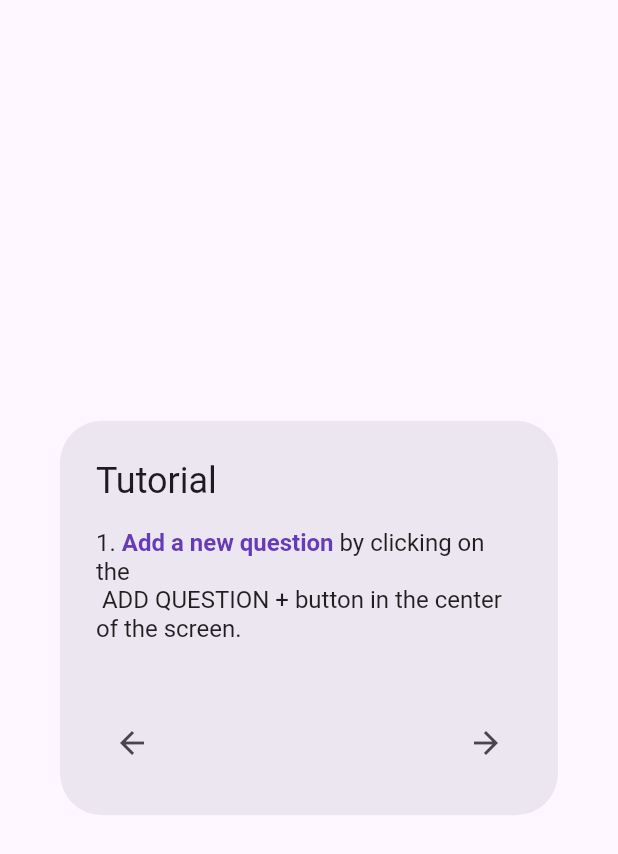
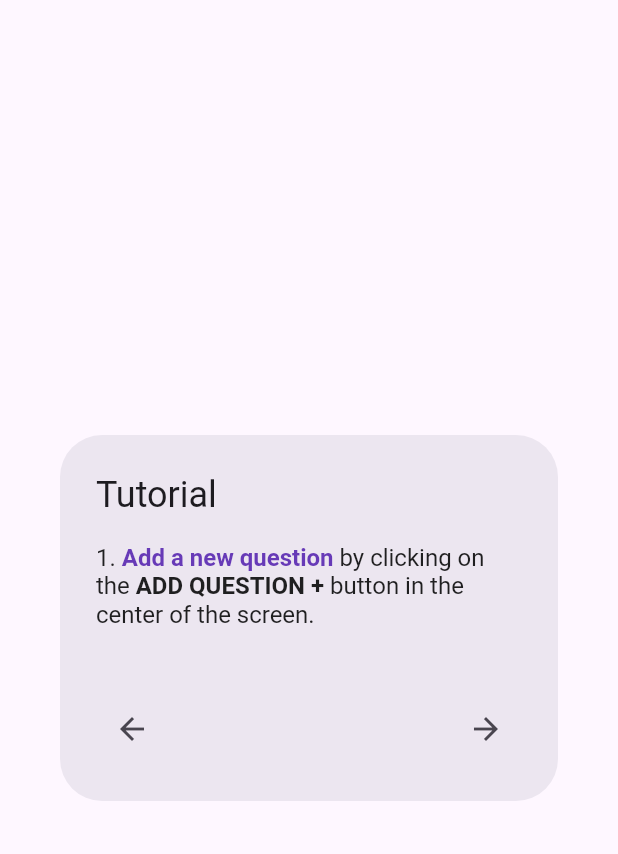
Before and after one commit to Luc35b/Karibs, a Flutter app: the TestDetailScreenTutorialDialog widget shown alone on an empty page, opened directly, after a tap on the "arrow forward" icon, on a phone screen of 412 x 824 dp. Shown: the top 854 px of the screen. Run offline on Flutter 3.47's test engine with Material 3 defaults, Android fonts, the phone set to English and light mode, and no system bars; our stand-ins replace fl_chart, google_fonts, printing, shared_preferences, sqflite; accounts and stored records are empty.

Commit message:
fixed some bolded buttons

```diff
--- a/karibs/lib/overlay.dart
+++ b/karibs/lib/overlay.dart
@@ -1084,7 +1084,9 @@ class _TestsScreenTutorialDialogState
                 style: TextStyle(
                     color: Colors.deepPurple, fontWeight: FontWeight.bold),
               ),
-              TextSpan(text: ' by clicking on the \n ADD EXAM + button at the bottom of the screen.\n'),
+              TextSpan(text: ' by clicking on the'),
+              TextSpan(text: ' ADD EXAM button', style: TextStyle(fontWeight: FontWeight.bold)),
+              TextSpan(text: ' at the bottom of the screen.\n'),
               TextSpan(text: '  \n a. To name your exam, start typing in the Exam Title box. \n '
                               '\n b. To select a subject for the exam, select from the dropdown menu or'
                               'create a custom subject name by clicking on the '),
@@ -1092,7 +1094,9 @@ class _TestsScreenTutorialDialogState
                 child: Icon(Icons.add,
                     size: 24.0, color: Colors.black, semanticLabel: 'Add Icon'),
               ),
-              TextSpan(text:'icon next to the subject dropdown.\n \n c. Click the Add button to successfully create the new exam.'),
+              TextSpan(text:'icon next to the subject dropdown.\n \n c. Click the '),
+              TextSpan(text: 'ADD button ', style: TextStyle(fontWeight: FontWeight.bold),),
+              TextSpan(text:'to successfully create the new exam.'),
             ],
           ),
         ),
@@ -1136,7 +1140,9 @@ class _TestsScreenTutorialDialogState
           TextSpan(text: ' icon to the right of the exam.'
           '\n \n a. Here you can rename your exam, select a different subject from the dropdown,'
               'or create a new subject name for your exam. \n'
-              '\n b. Click on the Save button to save your new changes.'),
+              '\n b. Click on the '),
+          TextSpan(text: 'SAVE button', style: TextStyle(fontWeight: FontWeight.bold)),
+          TextSpan(text: ' to save your new changes.'),
         ],
       ),
     ),
@@ -1265,7 +1271,9 @@ class _TestDetailScreenTutorialDialogState
                 style: TextStyle(
                     color: Colors.deepPurple, fontWeight: FontWeight.bold),
               ),
-              TextSpan(text: ' by clicking on the \n ADD QUESTION + button in the center of the screen.\n'),
+              TextSpan(text: ' by clicking on the '),
+              TextSpan(text: 'ADD QUESTION + ', style: TextStyle(fontWeight: FontWeight.bold)),
+              TextSpan(text: 'button in the center of the screen.\n'),
               ],
           ),
         ),
@@ -1281,8 +1289,9 @@ class _TestDetailScreenTutorialDialogState
             style: TextStyle(
                 color: Colors.deepPurple, fontWeight: FontWeight.bold),
           ),
-          TextSpan(text: ' by clicking on the GRADE button in the top right of the screen.'
-                    '\n \n a. Choose and click on the class you would like to grade the exam for.'),
+          TextSpan(text: ' by clicking on the '),
+          TextSpan(text: 'GRADE button', style: TextStyle(fontWeight: FontWeight.bold)),
+          TextSpan(text:' in the top right of the screen.\n \n a. Choose and click on the class you would like to grade the exam for.'),
         ],
       ),
     ),
@@ -1303,8 +1312,11 @@ class _TestDetailScreenTutorialDialogState
           ),
           TextSpan(text: ' icon at the bottom right of the screen. '
               'You will have the option to print out the questions or the answer key.'
-              '\n \n a. Click Print Questions to hand out blank exams to students to fill out. \n'
-              '\n b. Click Print Answer Key to print out the questions along with the correct answer for easy grading.'),
+              '\n \n a. Click '),
+          TextSpan(text: 'Print Questions', style: TextStyle(fontWeight: FontWeight.bold)),
+          TextSpan(text: ' to hand out blank exams to students to fill out. \n \n b. Click '),
+          TextSpan(text: 'Print Answer Key', style: TextStyle(fontWeight: FontWeight.bold)),
+          TextSpan(text: ' to print out the questions along with the correct answer for easy grading.'),
         ],
       ),
     ),
@@ -1456,7 +1468,9 @@ class _AddQuestionScreenTutorialDialogState
                 color: Colors.deepPurple, fontWeight: FontWeight.bold),
           ),
           TextSpan(text: ', type in the correct answer in the Correct Answer box at the bottom. \n '
-            '\n 6. Finish adding the question by clicking the Save button at the bottom.'),
+            '\n 6. Finish adding the question by clicking the '),
+          TextSpan(text: 'SAVE button', style: TextStyle(fontWeight: FontWeight.bold)),
+          TextSpan(text: ' at the bottom.'),
         ],
       ),
     ),
@@ -1572,9 +1586,9 @@ class _TestGradeScreenTutorialDialogState
               size: 24.0, color: Colors.red[900], semanticLabel: 'Add Icon'),
               ),
               TextSpan(text: ' icon if the student got the question incorrect. \n \n 3. '
-                  'After finishing grading each question, click the '),
+                  'After finishing grading each question, click the'),
               TextSpan(text: ' SAVE GRADE ', style: TextStyle(fontWeight: FontWeight.bold)),
-              TextSpan(text: ' at the bottom left of the screen.'),
+              TextSpan(text: 'button at the bottom left of the screen.'),
             ],
           ),
         ),
@@ -1588,9 +1602,9 @@ class _TestGradeScreenTutorialDialogState
             style: TextStyle(fontSize: 16.0, color: Colors.black87),
             children: [
               TextSpan(text: '4. You can grade the exam for a different student by selecting a new student in the drop down.'
-                  '\n \n 5. You can view the class that took the exam by clicking'),
+                  '\n \n 5. You can view the class that took the exam by clicking the'),
               TextSpan(text: ' GO TO CLASS ', style: TextStyle(fontWeight: FontWeight.bold)),
-              TextSpan(text: ' at the bottom of the screen. \n \n 6. Click  the '),
+              TextSpan(text: 'button at the bottom of the screen. \n \n 6. Click  the '),
               WidgetSpan(
                 child: Icon(Icons.print,
                     size: 24.0, color: Colors.black, semanticLabel: 'Print Icon'),
```
